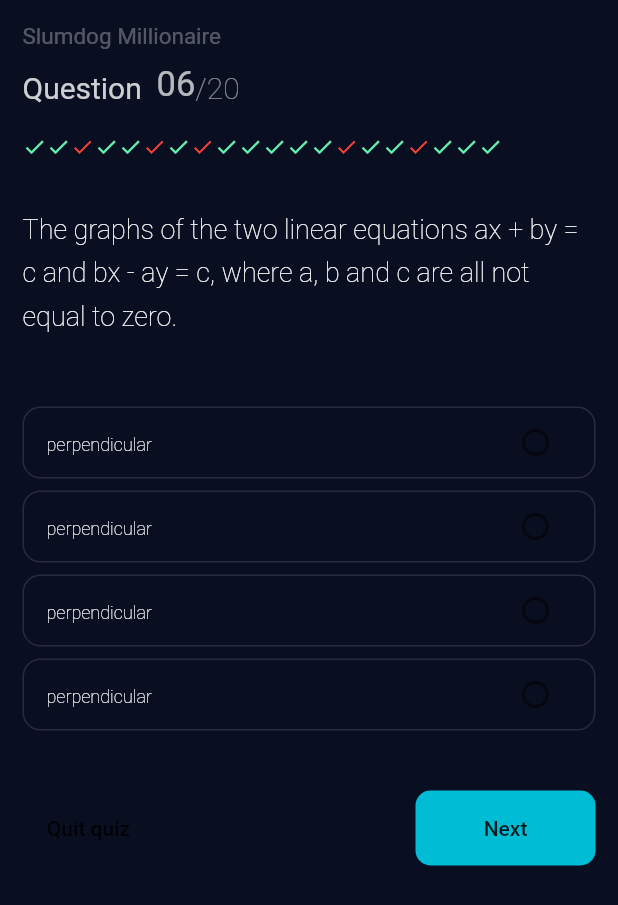
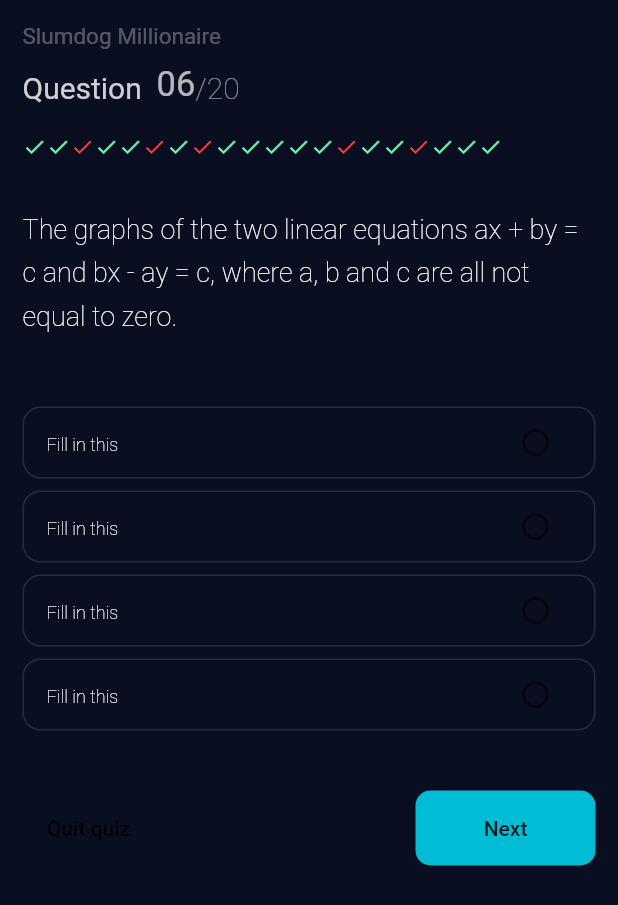
Before and after one commit to CynthiaPeter/Bliionaire-quiz-app, a Flutter app: the screen it shows after launch, on a phone screen of 412 x 824 dp. Shown: the top 905 px of the screen. Run offline on Flutter 3.47's test engine with Material 2 defaults, Android fonts, the phone set to English and light mode, and no system bars.

Commit message:
Another commit

```diff
--- a/lib/answerbuttons.dart
+++ b/lib/answerbuttons.dart
@@ -4,17 +4,23 @@ class AnswerButtons extends StatelessWidget {
   final bool enabled;
 
   const AnswerButtons({Key key, this.enabled = false}) : super(key: key);
+  //TODO: Create a variable for text and rename the questions
   //final text;
 
   @override
   Widget build(BuildContext context) {
-    return Padding(padding: EdgeInsets.only(top: 8.0),
-    child: OutlineButton(onPressed: (){},
-    shape: RoundedRectangleBorder(borderRadius: BorderRadius.circular(12.0),),
+    return Padding(
+      padding: EdgeInsets.only(top: 8.0),
+      child: OutlineButton(
+        onPressed: () {},
+        shape: RoundedRectangleBorder(
+          borderRadius: BorderRadius.circular(12.0),
+        ),
         borderSide: BorderSide(color: Colors.white12),
         child: Row(
           children: [
-              Text('perpendicular',
+            Text(
+              'Fill in this',
               style: TextStyle(
                   fontWeight: FontWeight.w100,
                   fontSize: 12,
@@ -23,12 +29,11 @@ class AnswerButtons extends StatelessWidget {
             ),
             Spacer(),
             Radio(
-                onChanged: (bool value){},
+              onChanged: (bool value) {},
               groupValue: null,
               value: enabled ? null : enabled,
             )
           ],
-
         ),
       ),
     );
```
Also changed, not shown: pubspec.lock. Lines whose indentation alone changed are shown as unchanged.
